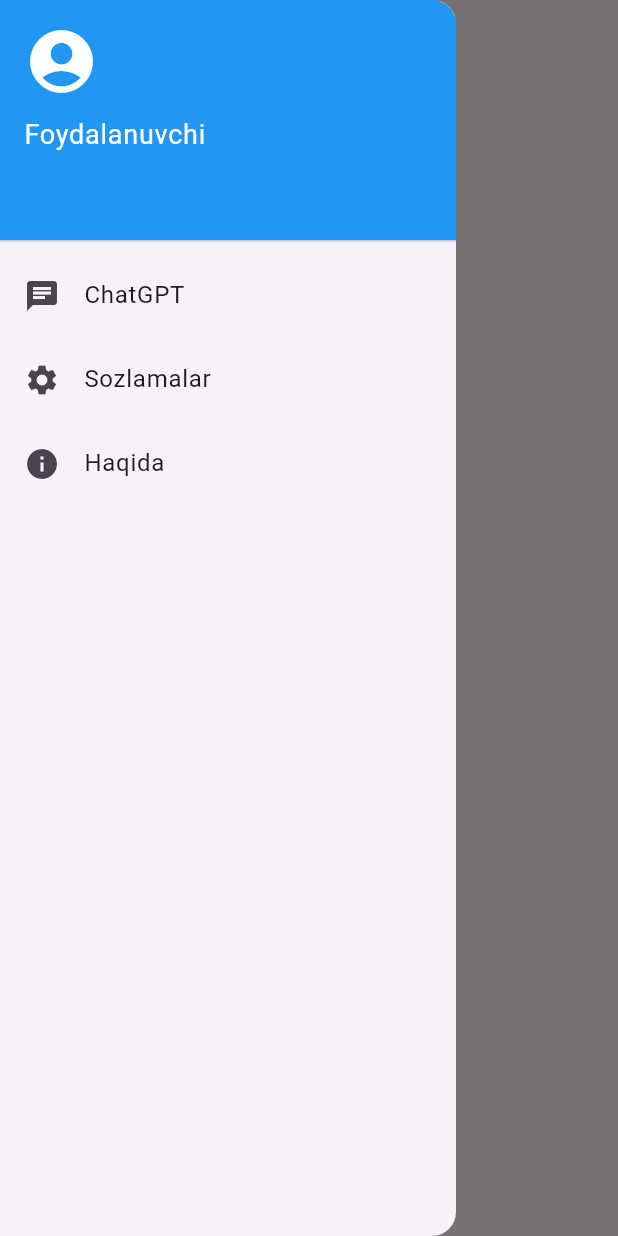
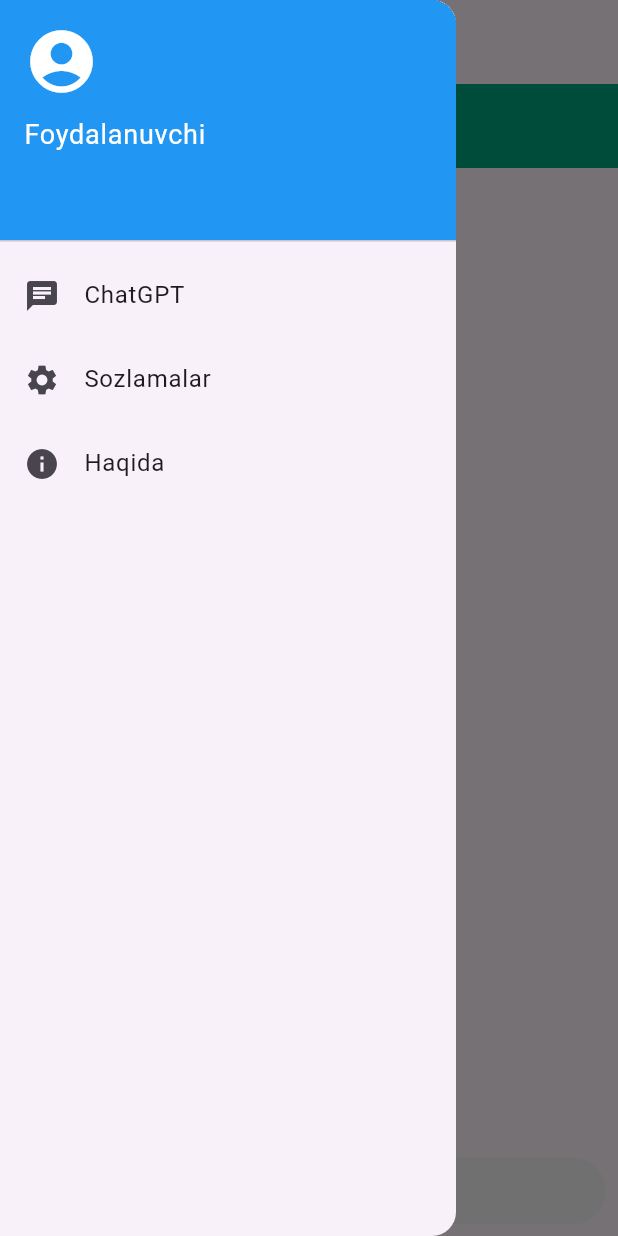
Before and after one commit to SaparbayevSarvarbek/ChatGPTUz, a Flutter app: the screen it shows after launch, with the side drawer open, on a phone screen of 412 x 824 dp. Run offline on Flutter 3.47's test engine with Material 3 defaults, Android fonts, the phone set to English and light mode, and no system bars; drawn by our look-alikes of dash_chat_2; missing offline and left inert: chat_gpt_sdk.

Commit message:
update ui

```diff
--- a/lib/view/chatgpt_page.dart
+++ b/lib/view/chatgpt_page.dart
@@ -1,4 +1,6 @@
+import 'package:chat_gpt_sdk/chat_gpt_sdk.dart';
 import 'package:chatgptuz/services/api_service.dart';
+import 'package:dash_chat_2/dash_chat_2.dart';
 import 'package:flutter/material.dart';
 
 class ChatgptPage extends StatefulWidget {
@@ -9,11 +11,47 @@ class ChatgptPage extends StatefulWidget {
 }
 
 class _ChatgptPageState extends State<ChatgptPage> {
+  static const _token="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";
+  final _openAI=OpenAI.instance.build(token: _token,baseOption: HttpSetup(receiveTimeout: const Duration(seconds: 5)),enableLog: true );
+  final ChatUser _currentUser =
+      ChatUser(id: '1', firstName: 'Sarvarbek', lastName: 'Saparbayev');
+  final ChatUser _gptChatUser =
+      ChatUser(id: '2', firstName: 'Chat', lastName: 'GPT');
+  List<ChatMessage> _messages = <ChatMessage>[];
 
   @override
   Widget build(BuildContext context) {
     return Scaffold(
-
+      appBar: AppBar(
+        backgroundColor: const Color.fromRGBO(0, 166, 126, 1),
+        title: const Text(
+          'GPT chat',
+          style: TextStyle(color: Colors.white),
+        ),
+      ),
+      body: DashChat(
+          currentUser: _currentUser,
+          messageOptions:
+              const MessageOptions(currentUserContainerColor: Colors.black,
+              containerColor: Color.fromRGBO(0, 166, 126, 1),),
+          onSend: (ChatMessage m) {
+            getChatResponse(m);
+          },
+          messages: _messages),
     );
   }
+
+  Future<void> getChatResponse(ChatMessage m) async {
+    setState(() {
+      _messages.insert(0, m);
+    });
+    List<Messages> messagesHistory=_messages.reversed.map((m){
+      if(m.user==_currentUser){
+        return Messages(role: Role.user,content: m.text);
+      }else{
+        return Messages(role: Role.assistant,content: m.text);
+      }
+    }).toList();
+    final request=ChatCompleteText(model: GptTurbo0301ChatModel(), messages: messagesHistory,maxToken: 500);
+  }
 }
```
